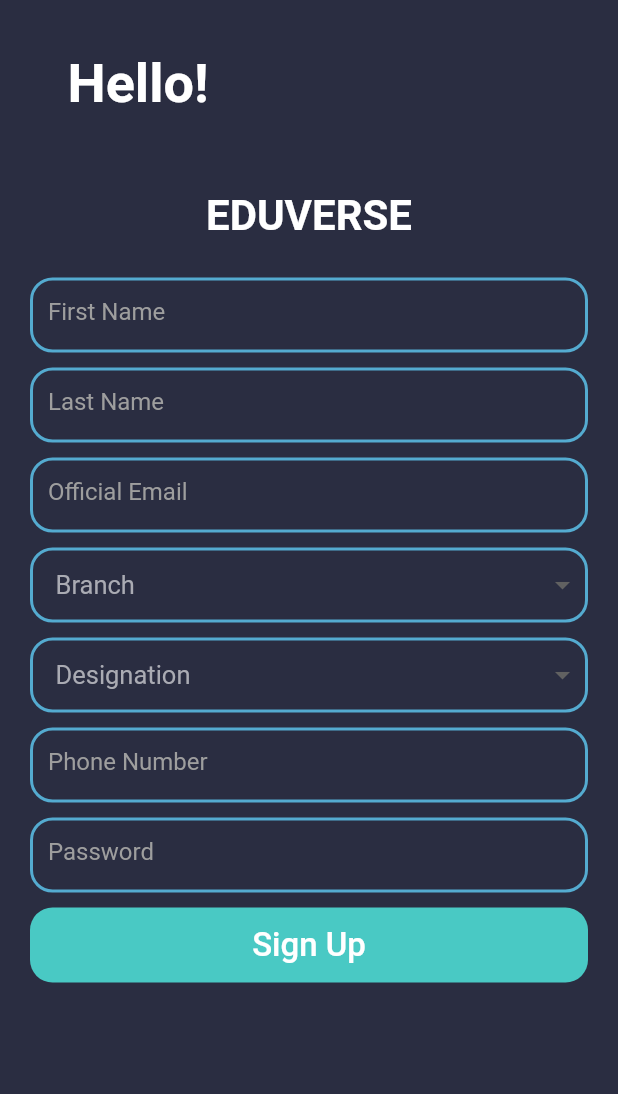
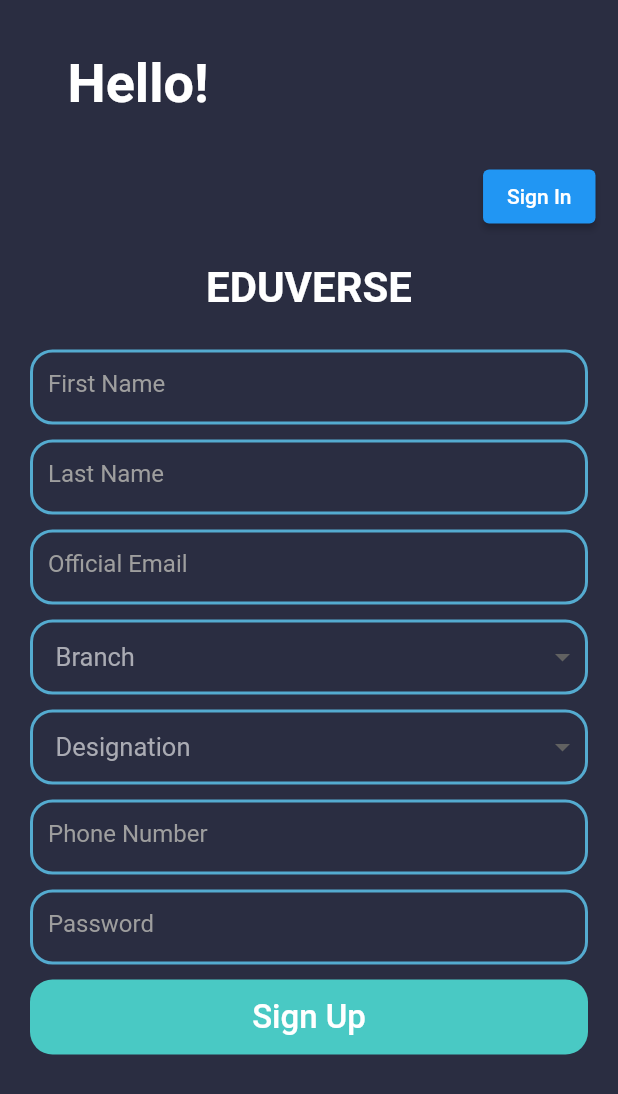
Before and after one commit to sneha-meto/Eduverse_Flutter, a Flutter app: the Teacher screen opened directly, on a phone screen of 412 x 824 dp. Shown: the top 1094 px of the screen. Run offline on Flutter 3.47's test engine with Material 2 defaults, Android fonts, the phone set to English and light mode, and no system bars; our stand-ins replace bubble, bubble_tab_indicator, firebase_auth, firebase_core; accounts and stored records are empty; network calls fail; Roboto replaces fonts that are missing (Raleway).

```diff
--- a/lib/Components/textandbutton.dart
+++ b/lib/Components/textandbutton.dart
@@ -3,8 +3,9 @@ import 'package:flutter/material.dart';
 class TextBox extends StatefulWidget {
   final TextInputType textInputType;
   final String hint;
+  final TextEditingController controller;
 
-  TextBox({this.textInputType, this.hint});
+  TextBox({this.textInputType, this.hint, this.controller});
 
   @override
   _TextBoxState createState() => _TextBoxState();
@@ -21,6 +22,7 @@ class _TextBoxState extends State<TextBox> {
           style: TextStyle(color: Colors.white),
           keyboardType: widget.textInputType,
           autofocus: false,
+          controller: widget.controller,
           decoration: InputDecoration(
             hintText: widget.hint,
             hintStyle: TextStyle(color: Colors.grey),
--- a/lib/Pages/teacher_signup.dart
+++ b/lib/Pages/teacher_signup.dart
@@ -1,5 +1,6 @@
 import 'package:flutter/material.dart';
 import 'package:eduverse/Components/textandbutton.dart';
+import 'package:eduverse/Pages/login.dart';
 
 import 'package:firebase_auth/firebase_auth.dart';
 
@@ -16,6 +17,11 @@ class _TeacherState extends State<Teacher> {
   final GlobalKey<FormState> _formKey = GlobalKey<FormState>();
   final TextEditingController _emailController = TextEditingController();
   final TextEditingController _passwordController = TextEditingController();
+  final TextEditingController _firstname = TextEditingController();
+  final TextEditingController _lastname = TextEditingController();
+  final TextEditingController _branch = TextEditingController();
+  final TextEditingController _position = TextEditingController();
+  final TextEditingController _phone = TextEditingController();
   String _chosenValue;
   String _designation;
   bool _success;
@@ -48,6 +54,20 @@ class _TeacherState extends State<Teacher> {
                       ),
                     ),
                   ),
+                  Align(
+                    alignment: Alignment.topRight,
+                    child: ElevatedButton(
+                      onPressed: () {
+                        // Respond to button press
+                        Navigator.push(
+                            context,
+                            MaterialPageRoute(
+                              builder: (BuildContext context) => Login(),
+                            ));
+                      },
+                      child: Text("Sign In"),
+                    ),
+                  ),
                   Padding(
                     padding: EdgeInsets.all(20.0),
                     child: Center(
@@ -65,14 +85,17 @@ class _TeacherState extends State<Teacher> {
                   TextBox(
                     textInputType: TextInputType.name,
                     hint: "First Name",
+                    controller: _firstname,
                   ),
                   TextBox(
                     textInputType: TextInputType.name,
                     hint: "Last Name",
+                    controller: _lastname,
                   ),
                   TextBox(
                     textInputType: TextInputType.emailAddress,
                     hint: "Official Email",
+                    controller: _emailController,
                   ),
                   Padding(
                     padding: EdgeInsets.all(5.0),
@@ -179,10 +202,12 @@ class _TeacherState extends State<Teacher> {
                   TextBox(
                     textInputType: TextInputType.number,
                     hint: "Phone Number",
+                    controller: _phone,
                   ),
                   TextBox(
                     textInputType: TextInputType.visiblePassword,
                     hint: "Password",
+                    controller: _passwordController,
                   ),
                   Button(
                       buttonName: "Sign Up",
```
Also changed, not shown: lib/Pages/login.dart (+27 -2 lines), lib/Pages/student_signup.dart (+59 -2 lines).
